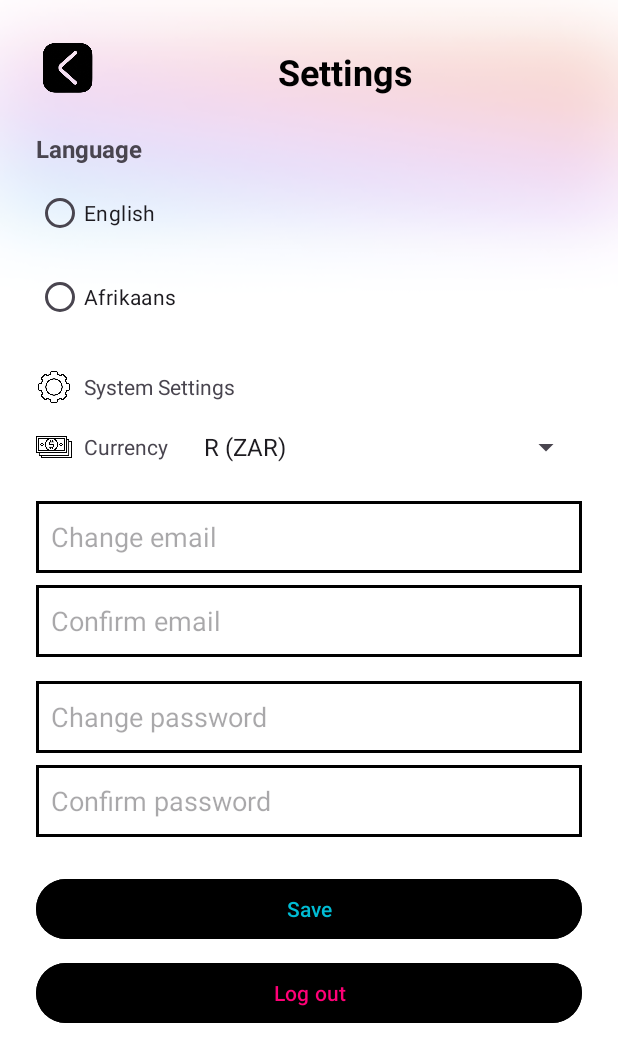
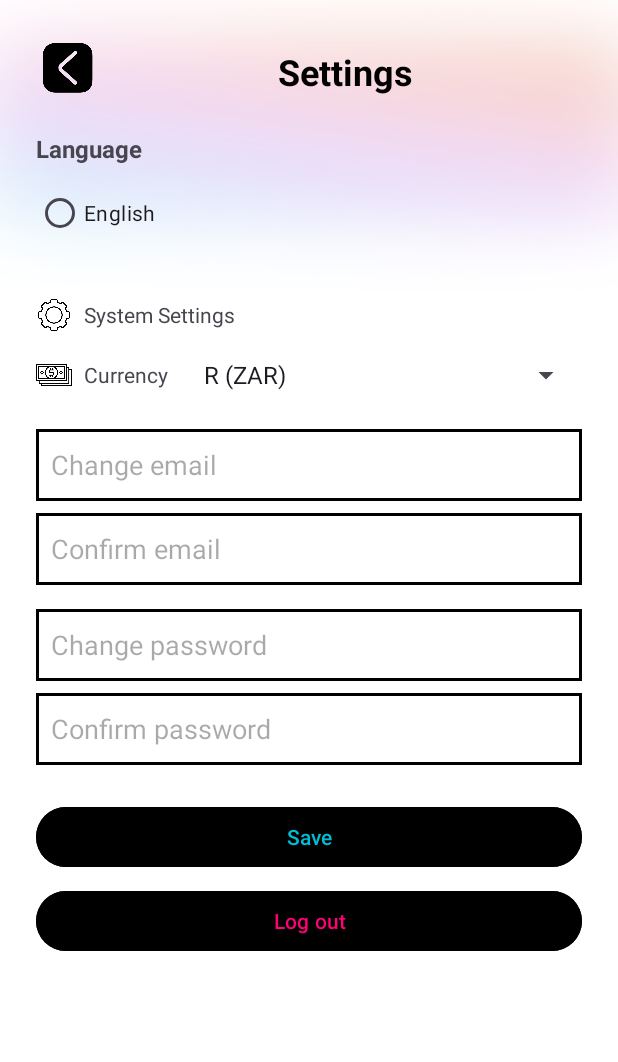
Before and after one commit to Dessyx/ST10251981_DeslynnFenyes_PROG7313_Part-3_Group-1, an Android app: the layout settings_page.xml on its own in the app's theme, with its tools: preview values and no code run, on a phone screen of 412 x 824 dp. Shown: the top 1062 px of the screen. Run offline under Robolectric (Android 15) with nearby library versions, the light colour scheme and no system bars; Roboto replaces fonts that are not available here.

Commit message:
fixed delete commit

```diff
--- a/app/src/main/java/com/example/prog7313_groupwork/repository/SettingsMainClass.kt
+++ b/app/src/main/java/com/example/prog7313_groupwork/repository/SettingsMainClass.kt
@@ -67,7 +67,7 @@ class SettingsMainClass : AppCompatActivity() {
             spinnerCurrency = findViewById(R.id.spinnerCurrency)
             languageGroup = findViewById(R.id.languageGroup)
             rbEnglish = findViewById(R.id.rbEnglish)
-            rbAfrikaans = findViewById(R.id.rbAfrikaans)
+            /*rbAfrikaans = findViewById(R.id.rbAfrikaans)*/
             layoutSystemSettings = findViewById(R.id.layoutSystemSettings)
             etChangeEmail = findViewById(R.id.etChangeEmail)
             etConfirmEmail = findViewById(R.id.etConfirmEmail)
@@ -120,7 +120,7 @@ class SettingsMainClass : AppCompatActivity() {
 
                 val newLanguage = when (checkedId) {
                     R.id.rbEnglish -> "en"
-                    R.id.rbAfrikaans -> "af"
+                   /* R.id.rbAfrikaans -> "af"*/
                     else -> return@setOnCheckedChangeListener
                 }
 
--- a/app/src/main/res/layout/settings_page.xml
+++ b/app/src/main/res/layout/settings_page.xml
@@ -74,11 +74,6 @@
                         android:text="@string/english"
                         android:layout_marginBottom="8dp" />
 
-                    <RadioButton
-                        android:id="@+id/rbAfrikaans"
-                        android:layout_width="wrap_content"
-                        android:layout_height="wrap_content"
-                        android:text="@string/afrikaans" />
                 </RadioGroup>
             </LinearLayout>
 
```
Also changed, not shown: app/src/main/java/com/example/prog7313_groupwork/repository/ProfileMainClass.kt (+7 -5 lines).
